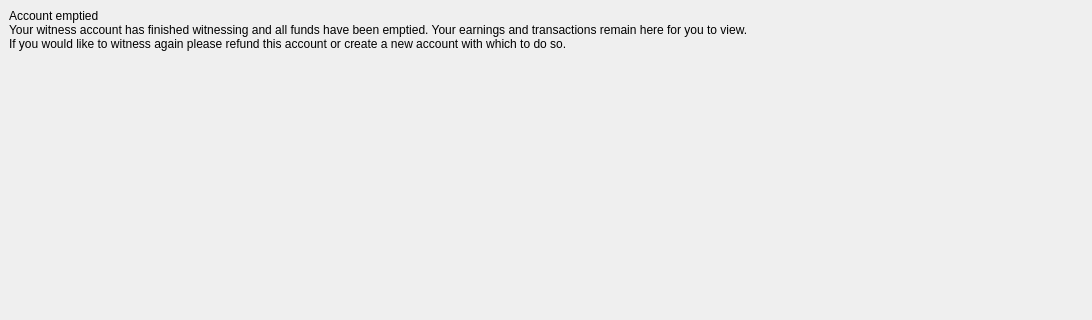
Old version of the form src/qt/_Gulden/forms/witnessdialog.ui in the repository frozenflux3/munt-official; both pictures show x 0 to 1092 and y 0 to 320 of the 1092 by 579 pixel window.
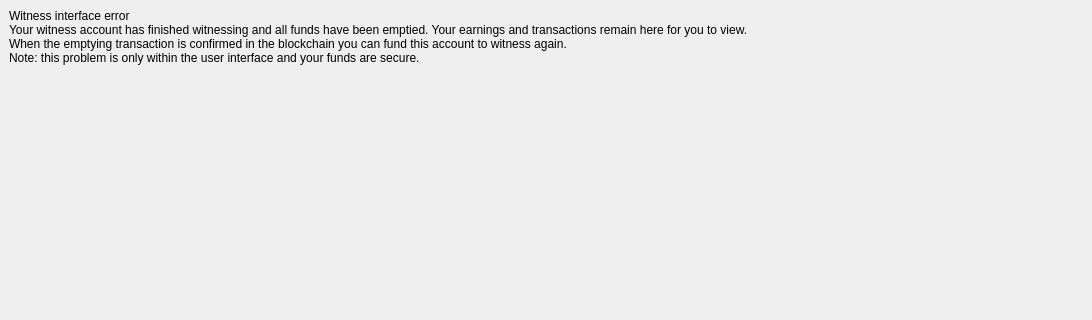
New version of the form. The open tabs and pages were chosen to show the change. Custom widgets are drawn as their Qt base class.

Commit message: Added error page to witness dialog used for multiple unmatching witness outputs and other errors

```diff
--- a/src/qt/_Gulden/forms/witnessdialog.ui
+++ b/src/qt/_Gulden/forms/witnessdialog.ui
@@ -594,7 +594,7 @@
              <item>
               <widget class="QLabel" name="labelUsedAccountHeader">
                <property name="text">
-                <string>Account emptied</string>
+                <string>Witness finished</string>
                </property>
                <property name="indent">
                 <number>0</number>
@@ -604,8 +604,67 @@
              <item>
               <widget class="QLabel" name="labelUsedAccountInfo">
                <property name="text">
+                <string>Your witness account has finished witnessing. Your earnings and transactions remain here for you to view.
+You can empty the account to make your witness funds available. When the emptying transaction is confirmed in the blockchain you can fund this account to witness again.</string>
+               </property>
+               <property name="alignment">
+                <set>Qt::AlignLeading|Qt::AlignLeft|Qt::AlignVCenter</set>
+               </property>
+               <property name="wordWrap">
+                <bool>true</bool>
+               </property>
+               <property name="indent">
+                <number>0</number>
+               </property>
+              </widget>
+             </item>
+             <item>
+              <spacer name="verticalSpacer_7">
+               <property name="orientation">
+                <enum>Qt::Vertical</enum>
+               </property>
+               <property name="sizeHint" stdset="0">
+                <size>
+                 <width>20</width>
+                 <height>433</height>
+                </size>
+               </property>
+              </spacer>
+             </item>
+            </layout>
+           </widget>
+           <widget class="QWidget" name="errorPage">
+            <layout class="QVBoxLayout" name="verticalLayout_8">
+             <property name="spacing">
+              <number>0</number>
+             </property>
+             <property name="leftMargin">
+              <number>0</number>
+             </property>
+             <property name="topMargin">
+              <number>0</number>
+             </property>
+             <property name="rightMargin">
+              <number>0</number>
+             </property>
+             <property name="bottomMargin">
+              <number>0</number>
+             </property>
+             <item>
+              <widget class="QLabel" name="labelErrorHeader">
+               <property name="text">
+                <string>Witness interface error</string>
+               </property>
+               <property name="indent">
+                <number>0</number>
+               </property>
+              </widget>
+             </item>
+             <item>
+              <widget class="QLabel" name="labelErrorInfo">
+               <property name="text">
                 <string>Your witness account has finished witnessing and all funds have been emptied. Your earnings and transactions remain here for you to view.
-If you would like to witness again please refund this account or create a new account with which to do so.</string>
+When the emptying transaction is confirmed in the blockchain you can fund this account to witness again.</string>
                </property>
                <property name="alignment">
                 <set>Qt::AlignLeading|Qt::AlignLeft|Qt::AlignVCenter</set>
@@ -618,6 +677,13 @@
                </property>
               </widget>
              </item>
+             <item>
+              <widget class="QLabel" name="labelNote">
+               <property name="text">
+                <string>Note: this problem is only within the user interface and your funds are secure.</string>
+               </property>
+              </widget>
+             </item>
              <item>
               <spacer name="verticalSpacer_7">
                <property name="orientation">
```
Left out of the diff: 2 changed lines with no effect on the pictures. The commit also changes 2 other files.
